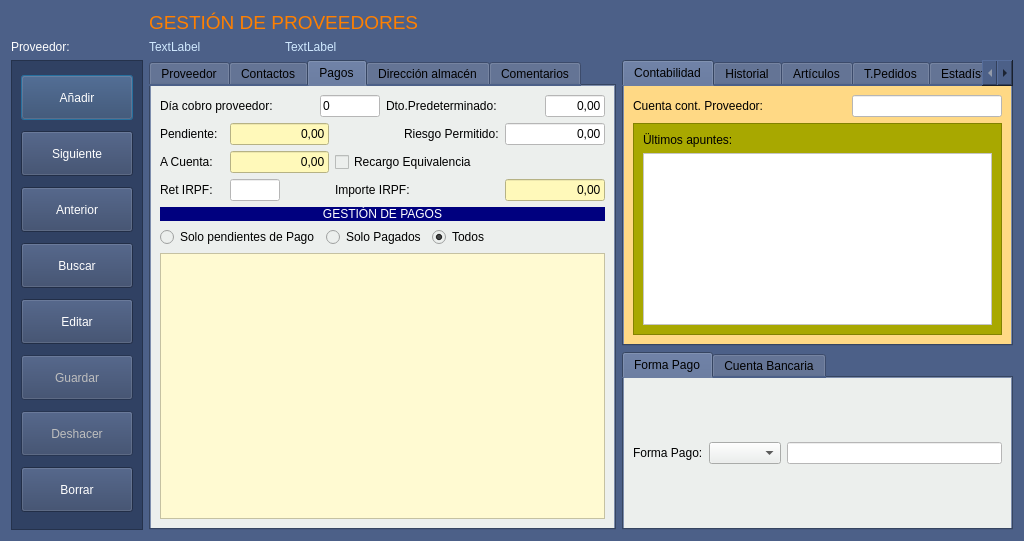
This is Zona_Compras/frmproveedores.ui in arcnexus/RedFoX as Qt 5 draws it before an edit. The edited form follows.
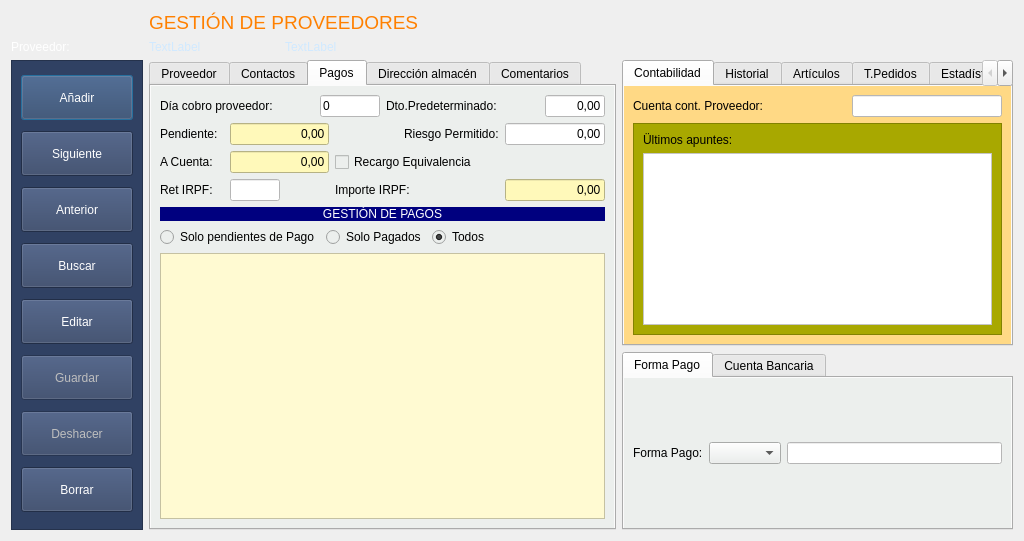
This is the edited form. Icons and pictures are not drawn. Custom widgets are drawn as their Qt base class.

```diff
--- a/Zona_Compras/frmproveedores.ui
+++ b/Zona_Compras/frmproveedores.ui
@@ -24,7 +24,8 @@
     <normaloff>:/Icons/PNG/Maya.png</normaloff>:/Icons/PNG/Maya.png</iconset>
   </property>
   <property name="styleSheet">
-   <string notr="true">background-color: #4C6088;</string>
+   <string notr="true">
+</string>
   </property>
   <layout class="QGridLayout" name="gridLayout_20">
    <item row="0" column="1" colspan="2">
```
